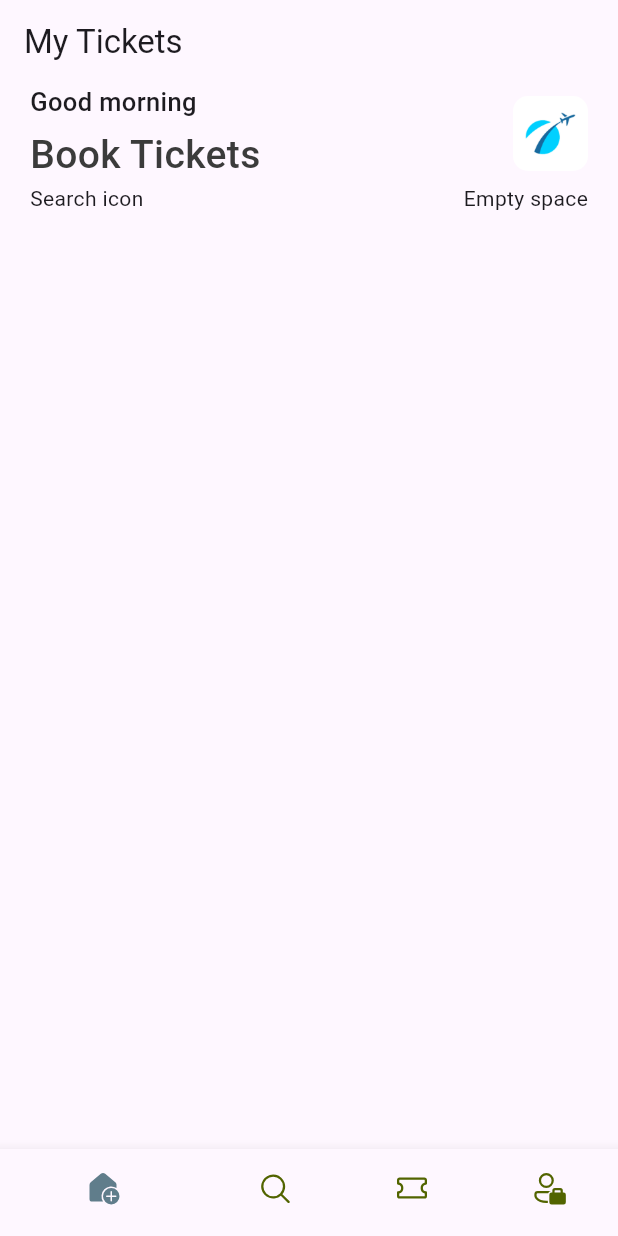
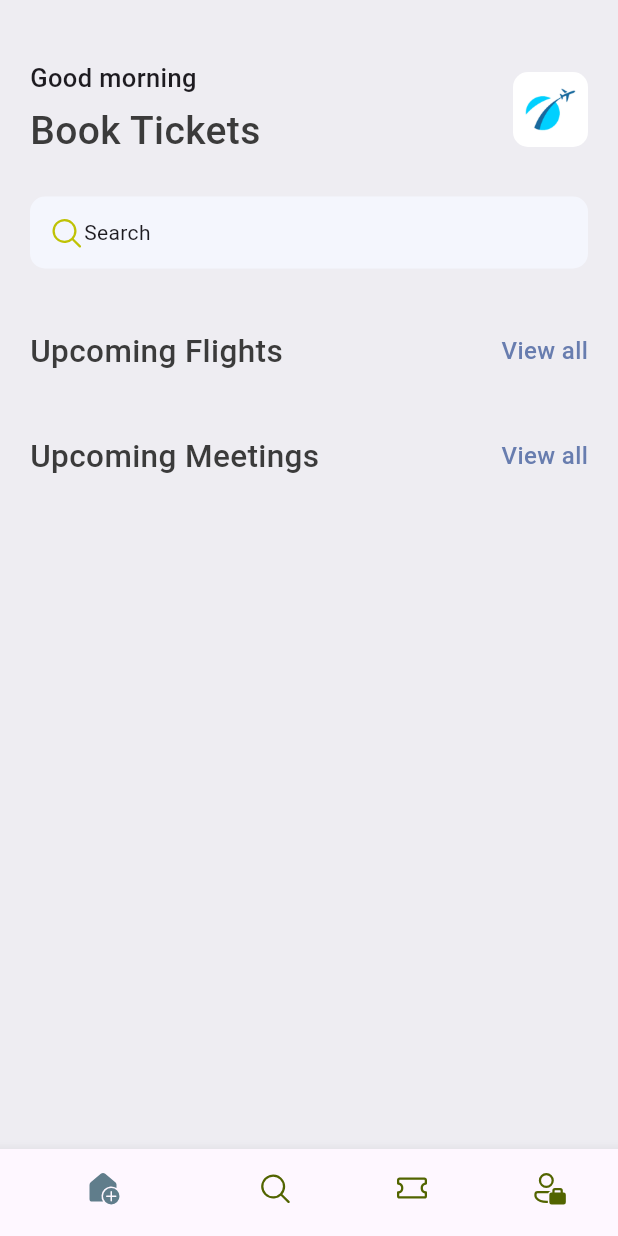
Before and after one commit to spicy-samson/ticket-app, a Flutter app: the screen it shows after launch, on a phone screen of 412 x 824 dp. Run offline on Flutter 3.47's test engine with Material 3 defaults, Android fonts, the phone set to English and light mode, and no system bars; our stand-ins replace fluentui_icons.

Commit message:
3:38:07 mark

```diff
--- a/lib/base/bottom_nav_bar.dart
+++ b/lib/base/bottom_nav_bar.dart
@@ -29,7 +29,6 @@ class _BottomNavBarState extends State<BottomNavBar> {
   @override
   Widget build(BuildContext context) {
     return Scaffold(
-      appBar: AppBar(title: const Text("My Tickets")),
       body: appScreens[_selectedIndex],
       bottomNavigationBar: BottomNavigationBar(
         currentIndex: _selectedIndex,
--- /dev/null
+++ b/lib/base/media.dart
@@ -0,0 +1,4 @@
+class AppMedia {
+  static const _baseImage = "assets/images";
+  static const logo = '$_baseImage/logo.png';
+}
--- a/lib/base/res/styles/app_styles.dart
+++ b/lib/base/res/styles/app_styles.dart
@@ -5,10 +5,20 @@ Color primary = const Color(0xFF687daf);
 class AppStyles {
   static Color primaryColor = primary;
   static Color textColor = const Color(0xFF3b3b3b);
+  static Color bgColor = const Color(0xFFeeedf2);
+
+  static TextStyle textStyle =
+      TextStyle(fontSize: 16, fontWeight: FontWeight.w500, color: textColor);
 
   static TextStyle headLineStyle1 =
       TextStyle(fontSize: 26, fontWeight: FontWeight.w500, color: textColor);
 
+  static TextStyle headLineStyle2 = TextStyle(
+    fontSize: 21,
+    fontWeight: FontWeight.w500,
+    color: textColor,
+  );
+
   static TextStyle headLineStyle3 =
       const TextStyle(fontSize: 17, fontWeight: FontWeight.w500);
 }
--- /dev/null
+++ b/lib/base/widgets/app_double_text.dart
@@ -0,0 +1,27 @@
+import 'package:flutter/material.dart';
+import 'package:ticket_app/base/res/styles/app_styles.dart';
+
+class AppDoubleText extends StatelessWidget {
+  const AppDoubleText(
+      {super.key, required this.bigText, required this.smallText});
+
+  final String bigText;
+  final String smallText;
+
+  @override
+  Widget build(BuildContext context) {
+    return Row(
+      mainAxisAlignment: MainAxisAlignment.spaceBetween,
+      children: [
+        Text(bigText, style: AppStyles.headLineStyle2),
+        InkWell(
+          onTap: () {},
+          child: Text(
+            smallText,
+            style: AppStyles.textStyle.copyWith(color: AppStyles.primaryColor),
+          ),
+        )
+      ],
+    );
+  }
+}
--- a/lib/main.dart
+++ b/lib/main.dart
@@ -11,19 +11,21 @@ void main() {
   runApp(const MyApp());
 }
 
+class TestClass {
+  int x;
+  int y;
+
+  TestClass({required this.x, required this.y});
+}
+
 class MyApp extends StatelessWidget {
   const MyApp({super.key});
 
   // This widget is the root of your application.
   @override
   Widget build(BuildContext context) {
-    return MaterialApp(
-      title: 'Flutter Demo',
+    return const MaterialApp(
       debugShowCheckedModeBanner: false,
-      theme: ThemeData(
-        colorScheme: ColorScheme.fromSeed(seedColor: Colors.deepPurple),
-        useMaterial3: true,
-      ),
       home: const BottomNavBar(),
     );
   }
--- a/lib/screens/home_screen.dart
+++ b/lib/screens/home_screen.dart
@@ -1,5 +1,9 @@
+import 'package:fluentui_icons/fluentui_icons.dart';
 import 'package:flutter/material.dart';
+import 'package:ticket_app/base/media.dart';
 import 'package:ticket_app/base/res/styles/app_styles.dart';
+
+import '../base/widgets/app_double_text.dart';
 
 class HomeScreen extends StatelessWidget {
   const HomeScreen({super.key});
@@ -7,8 +11,12 @@ class HomeScreen extends StatelessWidget {
   @override
   Widget build(BuildContext context) {
     return Scaffold(
+      backgroundColor: AppStyles.bgColor,
       body: ListView(
         children: [
+          SizedBox(
+            height: 40,
+          ),
           Container(
             padding: const EdgeInsets.symmetric(horizontal: 20),
             child: Column(
@@ -33,24 +41,54 @@ class HomeScreen extends StatelessWidget {
                       ],
                     ),
                     Container(
-                        width: 50,
-                        height: 50,
-                        decoration: BoxDecoration(
-                            borderRadius: BorderRadius.circular(10),
-                            image: DecorationImage(
-                                image: AssetImage("assets/images/logo.png")))),
+                      width: 50,
+                      height: 50,
+                      decoration: BoxDecoration(
+                        borderRadius: BorderRadius.circular(10),
+                        image: const DecorationImage(
+                            image: AssetImage(AppMedia.logo)),
+                      ),
+                    ),
                   ],
                 ),
-                const Row(
-                  mainAxisAlignment: MainAxisAlignment.spaceBetween,
-                  children: [
-                    Text("Search icon"),
-                    Text("Empty space"),
-                  ],
+                const SizedBox(
+                  height: 25,
+                ),
+                Container(
+                  padding:
+                      const EdgeInsets.symmetric(horizontal: 12, vertical: 12),
+                  decoration: BoxDecoration(
+                    borderRadius: BorderRadius.circular(10),
+                    color: const Color(0xFFF4F6FD),
+                  ),
+                  child: const Row(
+                    children: [
+                      Icon(FluentSystemIcons.ic_fluent_search_regular,
+                          color: Color(0xFFBFC205)),
+                      Text("Search"),
+                    ],
+                  ),
+                ),
+                const SizedBox(
+                  height: 40,
+                ),
+                const AppDoubleText(
+                  bigText: "Upcoming Flights",
+                  smallText: "View all",
+                ),
+                const SizedBox(
+                  height: 40,
+                ),
+                const AppDoubleText(
+                  bigText: "Upcoming Meetings",
+                  smallText: "View all",
                 ),
               ],
             ),
-          )
+          ),
+          const SizedBox(
+            height: 40,
+          ),
         ],
       ),
     );
--- a/pubspec.yaml
+++ b/pubspec.yaml
@@ -90,3 +90,6 @@ flutter:
     - lib/
     - lib/base/
     - assets/images/
+    - lib/base/res/
+    - lib/base/res/styles/
+    - lib/base/widgets/
```
Also changed, not shown: lib/generated/assets.dart.
